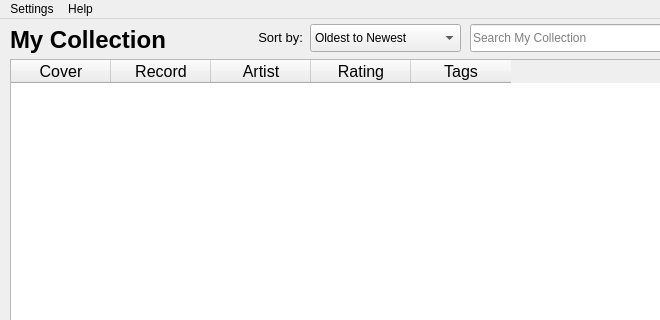
Above: My Record Collection Source/mainwindow.ui from Drag0nCodes/MyRecordCollection before the change; both pictures show x 0 to 660 and y 0 to 320 of the 1000 by 810 pixel window. Below: the same form after it.
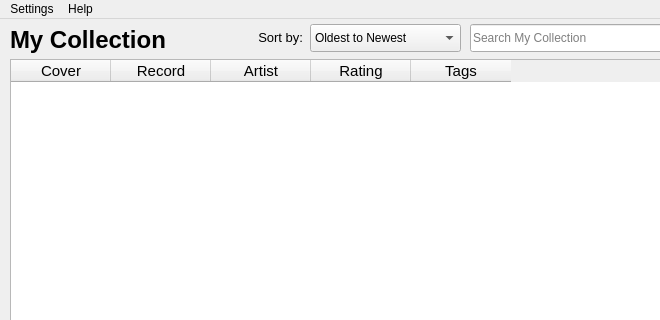
That is the form after the change.

The edit to the form file:
```diff
--- a/My Record Collection Source/mainwindow.ui
+++ b/My Record Collection Source/mainwindow.ui
@@ -42,7 +42,7 @@
       <property name="font">
        <font>
         <family>Arial</family>
-        <pointsize>12</pointsize>
+        <pointsize>11</pointsize>
        </font>
       </property>
       <property name="autoFillBackground">
```
Left out of the diff: 48 changed lines with no effect on the pictures.
